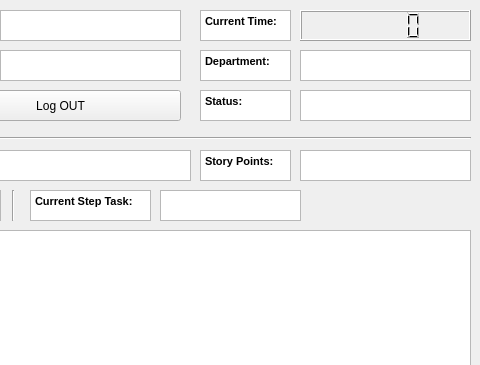
Old version of the form UI_QT/EmployeeUI.ui in the repository LCCosmin/iss_lab; both pictures show x 320 to 800 and y 0 to 365 of the 800 by 600 pixel window.
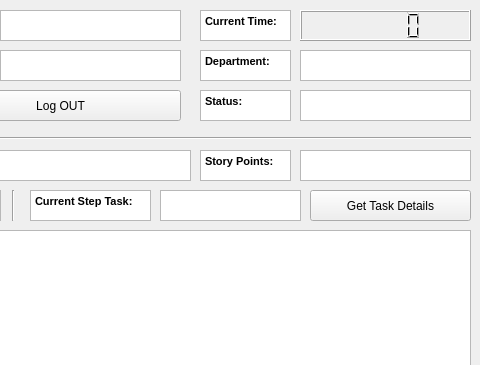
New version of the form.

What changed in the file:
```diff
--- a/UI_QT/EmployeeUI.ui
+++ b/UI_QT/EmployeeUI.ui
@@ -388,6 +388,19 @@
      <string>Log OUT</string>
     </property>
    </widget>
+   <widget class="QPushButton" name="get_task_details">
+    <property name="geometry">
+     <rect>
+      <x>630</x>
+      <y>190</y>
+      <width>161</width>
+      <height>31</height>
+     </rect>
+    </property>
+    <property name="text">
+     <string>Get Task Details</string>
+    </property>
+   </widget>
   </widget>
  </widget>
  <resources/>
```
